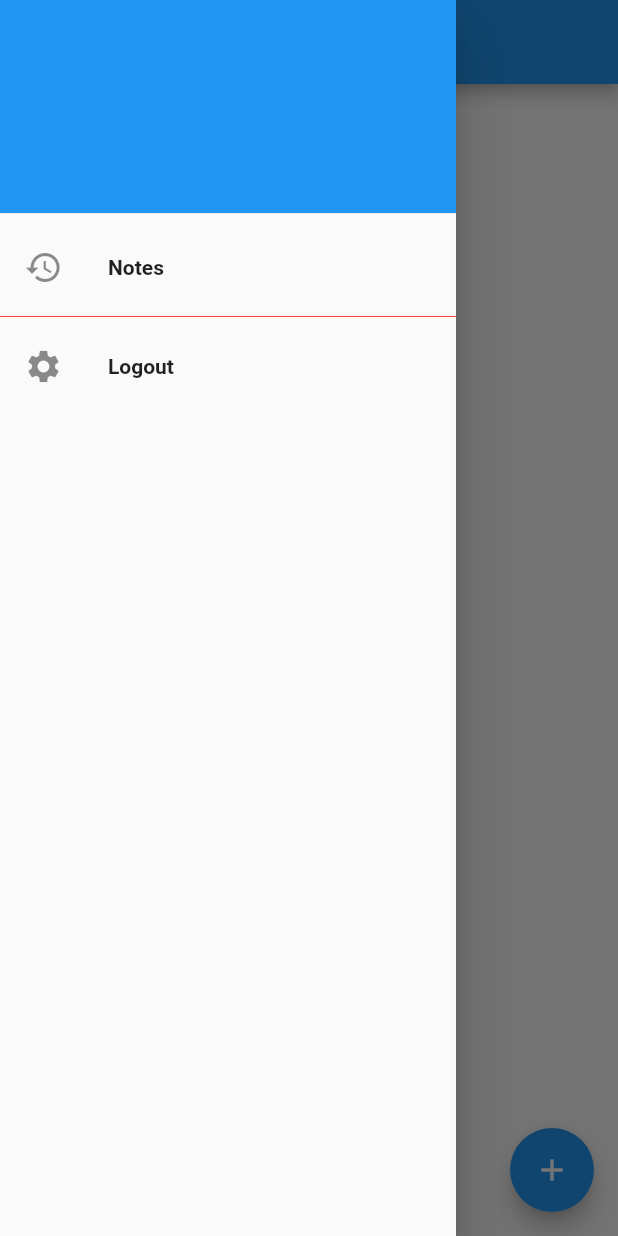
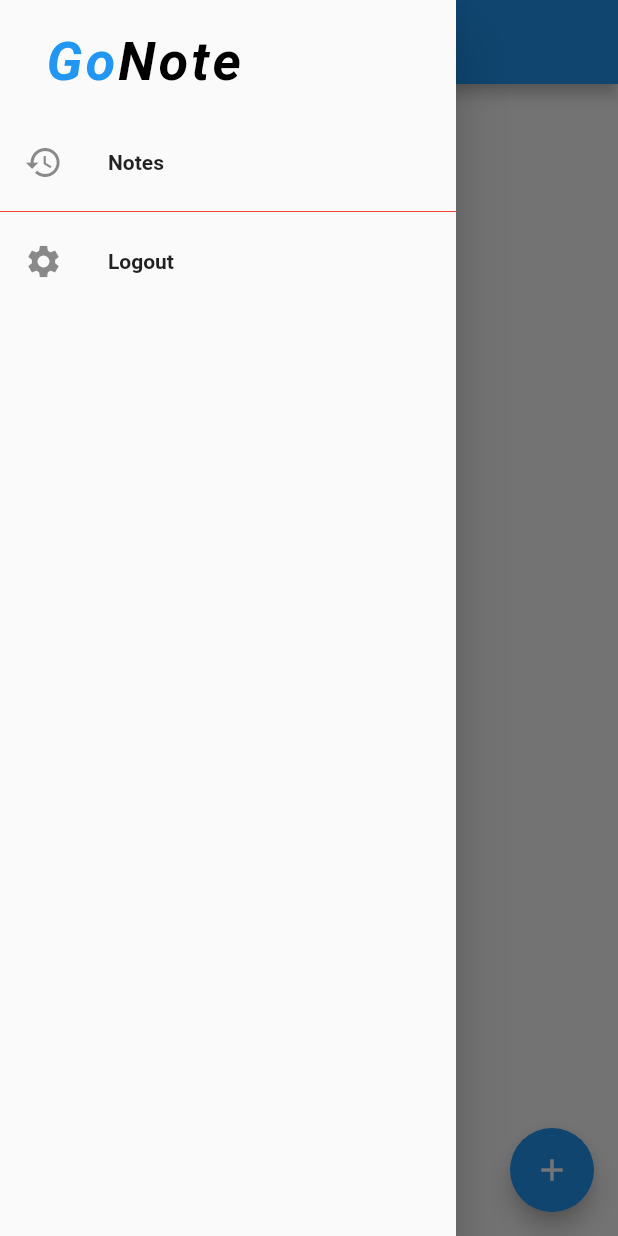
Before and after one commit to adityashukla03/gonote, a Flutter app: the NoteList screen opened directly, with the side drawer open, on a phone screen of 412 x 824 dp. Run offline on Flutter 3.47's test engine with Material 2 defaults, Android fonts, the phone set to English and light mode, and no system bars; our stand-ins replace cloud_firestore, firebase_auth, google_sign_in, tuple; missing offline and left inert: collection_ext; accounts and stored records are empty.

Commit message:
Added header in app drawer, displayed app name "GoNote"

```diff
--- a/lib/widget/drawer.dart
+++ b/lib/widget/drawer.dart
@@ -1,10 +1,10 @@
+import 'package:firebase_auth/firebase_auth.dart' show FirebaseAuth;
 import 'package:flutter/material.dart';
-import 'package:firebase_auth/firebase_auth.dart' show FirebaseAuth;
 import 'package:provider/provider.dart';
+
 import '../model/user.dart' show CurrentUser;
 
 class AppDrawer extends StatelessWidget {
-
   Future _signOut() async {
     await FirebaseAuth.instance.signOut();
   }
@@ -28,27 +28,17 @@ class AppDrawer extends StatelessWidget {
 
   @override
   Widget build(BuildContext context) {
-    final user = Provider
-        .of<CurrentUser>(context)
-        ?.data;
+    final user = Provider.of<CurrentUser>(context)?.data;
     final displayName = user?.displayName;
     final email = user?.email;
     return Drawer(
       child: Column(
         crossAxisAlignment: CrossAxisAlignment.stretch,
         children: <Widget>[
-          Container(
-            height: 150,
-            child: UserAccountsDrawerHeader(
-              accountName: displayName != null ? Text(displayName) : null,
-              accountEmail: Text(email),
-            ),
-          ),
-
+          _drawerHeader(context),
           buildListTile("Notes", Icons.history, () {
             Navigator.of(context).pop();
           }),
-
           Divider(height: 10, color: Colors.red),
           buildListTile("Logout", Icons.settings, () async {
             Navigator.of(context).pop();
@@ -58,4 +48,39 @@ class AppDrawer extends StatelessWidget {
       ),
     );
   }
+
+  Widget _drawerHeader(BuildContext context) => SafeArea(
+        child: Container(
+          height: 80,
+          padding: const EdgeInsets.only(top: 20, left: 30, right: 30),
+          child: RichText(
+            text: const TextSpan(
+              style: TextStyle(
+                color: Color(0xFF61656A),
+                fontSize: 36,
+                fontWeight: FontWeight.w300,
+                letterSpacing: 2,
+              ),
+              children: [
+                const TextSpan(
+                  text: 'Go',
+                  style: TextStyle(
+                    color: Colors.blue,
+                    fontWeight: FontWeight.bold,
+                    fontStyle: FontStyle.italic,
+                  ),
+                ),
+                const TextSpan(
+                  text: 'Note',
+                  style: TextStyle(
+                    color: Colors.black,
+                    fontWeight: FontWeight.bold,
+                    fontStyle: FontStyle.italic,
+                  ),
+                ),
+              ],
+            ),
+          ),
+        ),
+      );
 }
```
